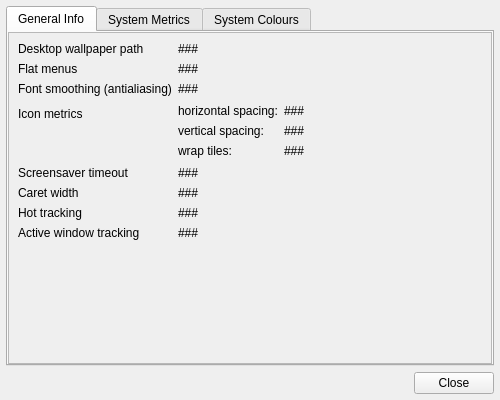
Before: the Qt Designer form src/ui/forms/SystemInfoViewer.ui in WindowDetective/WindowDetective, drawn with Qt 5.
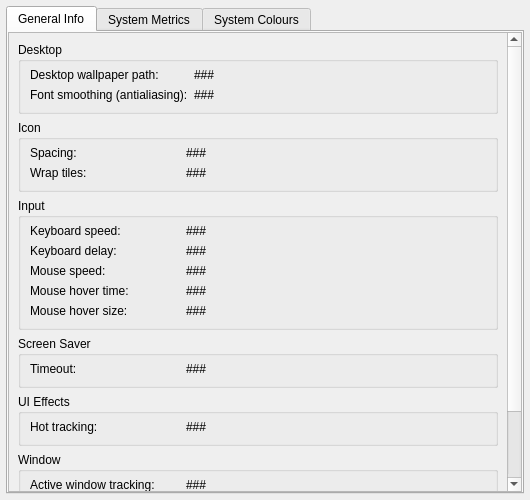
After: the same form once the commit is applied.

Commit message: Window Detective 3.4.0

The edit to the form file:
```diff
--- a/src/ui/forms/SystemInfoViewer.ui
+++ b/src/ui/forms/SystemInfoViewer.ui
@@ -6,8 +6,8 @@
    <rect>
     <x>0</x>
     <y>0</y>
-    <width>500</width>
-    <height>400</height>
+    <width>530</width>
+    <height>500</height>
    </rect>
   </property>
   <property name="windowTitle">
@@ -46,18 +46,27 @@
            <rect>
             <x>0</x>
             <y>0</y>
-            <width>480</width>
-            <height>331</height>
+            <width>493</width>
+            <height>485</height>
            </rect>
           </property>
-          <layout class="QFormLayout" name="generalInfoLayout">
-           <property name="fieldGrowthPolicy">
-            <enum>QFormLayout::AllNonFixedFieldsGrow</enum>
+          <layout class="QVBoxLayout" name="verticalLayout_5">
+           <item>
+            <widget class="QGroupBox" name="groupBox_1">
+             <property name="title">
+              <string>Desktop</string>
+             </property>
+             <layout class="QGridLayout" name="gridLayout_7" columnstretch="1,2">
+              <property name="topMargin">
+               <number>6</number>
            </property>
            <item row="0" column="0">
             <widget class="QLabel" name="infoLabel1">
              <property name="text">
-              <string>Desktop wallpaper path</string>
+                 <string>Desktop wallpaper path:</string>
+                </property>
+                <property name="alignment">
+                 <set>Qt::AlignLeading|Qt::AlignLeft|Qt::AlignTop</set>
              </property>
             </widget>
            </item>
@@ -72,77 +81,22 @@
              <property name="textFormat">
               <enum>Qt::PlainText</enum>
              </property>
+                <property name="wordWrap">
+                 <bool>true</bool>
+                </property>
              <property name="textInteractionFlags">
               <set>Qt::LinksAccessibleByKeyboard|Qt::LinksAccessibleByMouse|Qt::TextBrowserInteraction|Qt::TextSelectableByKeyboard|Qt::TextSelectableByMouse</set>
              </property>
             </widget>
            </item>
            <item row="1" column="0">
-            <widget class="QLabel" name="infoLabel2">
-             <property name="text">
-              <string>Flat menus</string>
-             </property>
-            </widget>
-           </item>
-           <item row="1" column="1">
-            <widget class="QLabel" name="flatMenusLabel">
-             <property name="cursor">
-              <cursorShape>IBeamCursor</cursorShape>
-             </property>
-             <property name="text">
-              <string>###</string>
-             </property>
-             <property name="textFormat">
-              <enum>Qt::PlainText</enum>
-             </property>
-             <property name="textInteractionFlags">
-              <set>Qt::LinksAccessibleByKeyboard|Qt::LinksAccessibleByMouse|Qt::TextBrowserInteraction|Qt::TextSelectableByKeyboard|Qt::TextSelectableByMouse</set>
-             </property>
-            </widget>
-           </item>
-           <item row="2" column="0">
             <widget class="QLabel" name="infoLabel3">
              <property name="text">
-              <string>Font smoothing (antialiasing)</string>
+                 <string>Font smoothing (antialiasing):</string>
              </property>
             </widget>
            </item>
-           <item row="4" column="0">
-            <widget class="QLabel" name="infoLabel4">
-             <property name="text">
-              <string>Icon metrics</string>
-             </property>
-            </widget>
-           </item>
-           <item row="5" column="0">
-            <widget class="QLabel" name="infoLabel5">
-             <property name="text">
-              <string>Screensaver timeout</string>
-             </property>
-            </widget>
-           </item>
-           <item row="6" column="0">
-            <widget class="QLabel" name="infoLabel6">
-             <property name="text">
-              <string>Caret width</string>
-             </property>
-            </widget>
-           </item>
-           <item row="7" column="0">
-            <widget class="QLabel" name="infoLabel7">
-             <property name="text">
-              <string>Hot tracking</string>
-             </property>
-            </widget>
-           </item>
-           <item row="8" column="0">
-            <widget class="QLabel" name="infoLabel8">
-             <property name="text">
-              <string>Active window tracking</string>
-             </property>
-            </widget>
-           </item>
-           <item row="2" column="1">
+              <item row="1" column="1">
             <widget class="QLabel" name="fontSmoothingLabel">
              <property name="cursor">
               <cursorShape>IBeamCursor</cursorShape>
@@ -158,91 +112,49 @@
              </property>
             </widget>
            </item>
-           <item row="5" column="1">
-            <widget class="QLabel" name="screensaverTimeoutLabel">
-             <property name="cursor">
-              <cursorShape>IBeamCursor</cursorShape>
-             </property>
-             <property name="text">
-              <string>###</string>
-             </property>
-             <property name="textFormat">
-              <enum>Qt::PlainText</enum>
-             </property>
-             <property name="textInteractionFlags">
-              <set>Qt::LinksAccessibleByKeyboard|Qt::LinksAccessibleByMouse|Qt::TextBrowserInteraction|Qt::TextSelectableByKeyboard|Qt::TextSelectableByMouse</set>
-             </property>
+             </layout>
             </widget>
            </item>
-           <item row="4" column="1">
-            <widget class="QWidget" name="iconMetricsContainer" native="true">
-             <layout class="QFormLayout" name="formLayout">
-              <property name="leftMargin">
-               <number>0</number>
-              </property>
+           <item>
+            <widget class="QGroupBox" name="groupBox_2">
+             <property name="title">
+              <string>Icon</string>
+             </property>
+             <layout class="QGridLayout" name="gridLayout" columnstretch="1,2">
               <property name="topMargin">
-               <number>2</number>
-              </property>
-              <property name="rightMargin">
-               <number>0</number>
-              </property>
-              <property name="bottomMargin">
-               <number>2</number>
+               <number>6</number>
               </property>
               <item row="0" column="0">
                <widget class="QLabel" name="iconLabel1">
                 <property name="text">
-                 <string>horizontal spacing:</string>
+                 <string>Spacing:</string>
                 </property>
                </widget>
               </item>
-              <item row="1" column="0">
-               <widget class="QLabel" name="iconLabel2">
+              <item row="0" column="1">
+               <widget class="QLabel" name="iconSpacingLabel">
+                <property name="cursor">
+                 <cursorShape>IBeamCursor</cursorShape>
+                </property>
                 <property name="text">
-                 <string>vertical spacing:</string>
+                 <string>###</string>
+                </property>
+                <property name="textFormat">
+                 <enum>Qt::PlainText</enum>
+                </property>
+                <property name="textInteractionFlags">
+                 <set>Qt::LinksAccessibleByKeyboard|Qt::LinksAccessibleByMouse|Qt::TextBrowserInteraction|Qt::TextSelectableByKeyboard|Qt::TextSelectableByMouse</set>
                 </property>
                </widget>
               </item>
-              <item row="2" column="0">
+              <item row="1" column="0">
                <widget class="QLabel" name="iconLabel3">
                 <property name="text">
-                 <string>wrap tiles:</string>
-                </property>
-               </widget>
-              </item>
-              <item row="0" column="1">
-               <widget class="QLabel" name="iconHorzSpacingLabel">
-                <property name="cursor">
-                 <cursorShape>IBeamCursor</cursorShape>
-                </property>
-                <property name="text">
-                 <string>###</string>
-                </property>
-                <property name="textFormat">
-                 <enum>Qt::PlainText</enum>
-                </property>
-                <property name="textInteractionFlags">
-                 <set>Qt::LinksAccessibleByKeyboard|Qt::LinksAccessibleByMouse|Qt::TextBrowserInteraction|Qt::TextSelectableByKeyboard|Qt::TextSelectableByMouse</set>
+                 <string>Wrap tiles:</string>
                 </property>
                </widget>
               </item>
               <item row="1" column="1">
-               <widget class="QLabel" name="iconVertSpacingLabel">
-                <property name="cursor">
-                 <cursorShape>IBeamCursor</cursorShape>
-                </property>
-                <property name="text">
-                 <string>###</string>
-                </property>
-                <property name="textFormat">
-                 <enum>Qt::PlainText</enum>
-                </property>
-                <property name="textInteractionFlags">
-                 <set>Qt::LinksAccessibleByKeyboard|Qt::LinksAccessibleByMouse|Qt::TextBrowserInteraction|Qt::TextSelectableByKeyboard|Qt::TextSelectableByMouse</set>
-                </property>
-               </widget>
-              </item>
-              <item row="2" column="1">
                <widget class="QLabel" name="iconWrapLabel">
                 <property name="cursor">
                  <cursorShape>IBeamCursor</cursorShape>
@@ -261,8 +173,168 @@
              </layout>
             </widget>
            </item>
-           <item row="6" column="1">
-            <widget class="QLabel" name="caretWidthLabel">
+           <item>
+            <widget class="QGroupBox" name="groupBox_3">
+             <property name="title">
+              <string>Input</string>
+             </property>
+             <layout class="QGridLayout" name="gridLayout_2" columnstretch="1,2">
+              <property name="topMargin">
+               <number>6</number>
+              </property>
+              <item row="3" column="0">
+               <widget class="QLabel" name="label_2">
+                <property name="whatsThis">
+                 <string>Time, in milliseconds, that the mouse pointer has to stay in the hover rectangle for TrackMouseEvent to generate a WM_MOUSEHOVER message.</string>
+                </property>
+                <property name="text">
+                 <string>Mouse hover time:</string>
+                </property>
+               </widget>
+              </item>
+              <item row="3" column="1">
+               <widget class="QLabel" name="mouseHoverTimeLabel">
+                <property name="cursor">
+                 <cursorShape>IBeamCursor</cursorShape>
+                </property>
+                <property name="whatsThis">
+                 <string>Time, in milliseconds, that the mouse pointer has to stay in the hover rectangle for TrackMouseEvent to generate a WM_MOUSEHOVER message.</string>
+                </property>
+                <property name="text">
+                 <string>###</string>
+                </property>
+                <property name="textInteractionFlags">
+                 <set>Qt::LinksAccessibleByKeyboard|Qt::LinksAccessibleByMouse|Qt::TextBrowserInteraction|Qt::TextSelectableByKeyboard|Qt::TextSelectableByMouse</set>
+                </property>
+               </widget>
+              </item>
+              <item row="4" column="0">
+               <widget class="QLabel" name="label_3">
+                <property name="whatsThis">
+                 <string>Width and height, in pixels, of the rectangle within which the mouse pointer has to stay for TrackMouseEvent to generate a WM_MOUSEHOVER message.</string>
+                </property>
+                <property name="text">
+                 <string>Mouse hover size:</string>
+                </property>
+               </widget>
+              </item>
+              <item row="4" column="1">
+               <widget class="QLabel" name="mouseHoverSizeLabel">
+                <property name="cursor">
+                 <cursorShape>IBeamCursor</cursorShape>
+                </property>
+                <property name="whatsThis">
+                 <string>Width and height, in pixels, of the rectangle within which the mouse pointer has to stay for TrackMouseEvent to generate a WM_MOUSEHOVER message.</string>
+                </property>
+                <property name="text">
+                 <string>###</string>
+                </property>
+                <property name="textInteractionFlags">
+                 <set>Qt::LinksAccessibleByKeyboard|Qt::LinksAccessibleByMouse|Qt::TextBrowserInteraction|Qt::TextSelectableByKeyboard|Qt::TextSelectableByMouse</set>
+                </property>
+               </widget>
+              </item>
+              <item row="2" column="0">
+               <widget class="QLabel" name="label_4">
+                <property name="whatsThis">
+                 <string>Current mouse speed.
+The mouse speed determines how far the pointer will move based on the distance the mouse moves. Value ranges between 1 (slowest) and 20 (fastest), with 10 being the default.</string>
+                </property>
+                <property name="text">
+                 <string>Mouse speed:</string>
+                </property>
+               </widget>
+              </item>
+              <item row="2" column="1">
+               <widget class="QLabel" name="mouseSpeedLabel">
+                <property name="cursor">
+                 <cursorShape>IBeamCursor</cursorShape>
+                </property>
+                <property name="whatsThis">
+                 <string>Current mouse speed.
+The mouse speed determines how far the pointer will move based on the distance the mouse moves. Value ranges between 1 (slowest) and 20 (fastest), with 10 being the default.</string>
+                </property>
+                <property name="text">
+                 <string>###</string>
+                </property>
+                <property name="textInteractionFlags">
+                 <set>Qt::LinksAccessibleByKeyboard|Qt::LinksAccessibleByMouse|Qt::TextBrowserInteraction|Qt::TextSelectableByKeyboard|Qt::TextSelectableByMouse</set>
+                </property>
+               </widget>
+              </item>
+              <item row="0" column="0">
+               <widget class="QLabel" name="label_5">
+                <property name="whatsThis">
+                 <string>Keyboard repeat-speed setting, which is a value in the range from 0 (approximately 2.5 repetitions per second) through 31 (approximately 30 repetitions per second). The actual repeat rates are hardware-dependent and may vary from a linear scale by as much as 20%.</string>
+                </property>
+                <property name="text">
+                 <string>Keyboard speed:</string>
+                </property>
+               </widget>
+              </item>
+              <item row="1" column="0">
+               <widget class="QLabel" name="label_6">
+                <property name="whatsThis">
+                 <string>Keyboard repeat-delay setting, which is a value in the range from 0 (approximately 250 ms delay) through 3 (approximately 1 second delay). The actual delay associated with each value may vary depending on the hardware.</string>
+                </property>
+                <property name="text">
+                 <string>Keyboard delay:</string>
+                </property>
+               </widget>
+              </item>
+              <item row="0" column="1">
+               <widget class="QLabel" name="keyboardSpeedLabel">
+                <property name="cursor">
+                 <cursorShape>IBeamCursor</cursorShape>
+                </property>
+                <property name="whatsThis">
+                 <string>Keyboard repeat-speed setting, which is a value in the range from 0 (approximately 2.5 repetitions per second) through 31 (approximately 30 repetitions per second). The actual repeat rates are hardware-dependent and may vary from a linear scale by as much as 20%.</string>
+                </property>
+                <property name="text">
+                 <string>###</string>
+                </property>
+                <property name="textInteractionFlags">
+                 <set>Qt::LinksAccessibleByKeyboard|Qt::LinksAccessibleByMouse|Qt::TextBrowserInteraction|Qt::TextSelectableByKeyboard|Qt::TextSelectableByMouse</set>
+                </property>
+               </widget>
+              </item>
+              <item row="1" column="1">
+               <widget class="QLabel" name="keyboardDelayLabel">
+                <property name="cursor">
+                 <cursorShape>IBeamCursor</cursorShape>
+                </property>
+                <property name="whatsThis">
+                 <string>Keyboard repeat-delay setting, which is a value in the range from 0 (approximately 250 ms delay) through 3 (approximately 1 second delay). The actual delay associated with each value may vary depending on the hardware.</string>
+                </property>
+                <property name="text">
+                 <string>###</string>
+                </property>
+                <property name="textInteractionFlags">
+                 <set>Qt::LinksAccessibleByKeyboard|Qt::LinksAccessibleByMouse|Qt::TextBrowserInteraction|Qt::TextSelectableByKeyboard|Qt::TextSelectableByMouse</set>
+                </property>
+               </widget>
+              </item>
+             </layout>
+            </widget>
+           </item>
+           <item>
+            <widget class="QGroupBox" name="groupBox_4">
+             <property name="title">
+              <string>Screen Saver</string>
+             </property>
+             <layout class="QGridLayout" name="gridLayout_6" columnstretch="1,2">
+              <property name="topMargin">
+               <number>6</number>
+              </property>
+              <item row="0" column="0">
+               <widget class="QLabel" name="infoLabel5">
+                <property name="text">
+                 <string>Timeout:</string>
+                </property>
+               </widget>
+              </item>
+              <item row="0" column="1">
+               <widget class="QLabel" name="screensaverTimeoutLabel">
              <property name="cursor">
               <cursorShape>IBeamCursor</cursorShape>
              </property>
@@ -277,7 +349,19 @@
              </property>
             </widget>
            </item>
-           <item row="7" column="1">
+             </layout>
+            </widget>
+           </item>
+           <item>
+            <widget class="QGroupBox" name="groupBox_5">
+             <property name="title">
+              <string>UI Effects</string>
+             </property>
+             <layout class="QGridLayout" name="gridLayout_5" columnstretch="1,2">
+              <property name="topMargin">
+               <number>6</number>
+              </property>
+              <item row="1" column="1">
             <widget class="QLabel" name="hotTrackingLabel">
              <property name="cursor">
               <cursorShape>IBeamCursor</cursorShape>
@@ -293,7 +377,57 @@
              </property>
             </widget>
            </item>
-           <item row="8" column="1">
+              <item row="1" column="0">
+               <widget class="QLabel" name="infoLabel7">
+                <property name="whatsThis">
+                 <string>Determines whether hot tracking of user-interface elements, such as menu names on menu bars, is enabled.
+
+Hot tracking means that when the cursor moves over an item, it is highlighted but not selected.</string>
+                </property>
+                <property name="text">
+                 <string>Hot tracking:</string>
+                </property>
+               </widget>
+              </item>
+             </layout>
+            </widget>
+           </item>
+           <item>
+            <widget class="QGroupBox" name="groupBox_6">
+             <property name="title">
+              <string>Window</string>
+             </property>
+             <layout class="QGridLayout" name="gridLayout_4" columnstretch="1,2">
+              <property name="topMargin">
+               <number>6</number>
+              </property>
+              <item row="0" column="0">
+               <widget class="QLabel" name="infoLabel8">
+                <property name="whatsThis">
+                 <string>Whether active window tracking (activating the window the mouse is on) is on or off.</string>
+                </property>
+                <property name="text">
+                 <string>Active window tracking:</string>
+                </property>
+               </widget>
+              </item>
+              <item row="1" column="1">
+               <widget class="QLabel" name="caretWidthLabel">
+                <property name="cursor">
+                 <cursorShape>IBeamCursor</cursorShape>
+                </property>
+                <property name="text">
+                 <string>###</string>
+                </property>
+                <property name="textFormat">
+                 <enum>Qt::PlainText</enum>
+                </property>
+                <property name="textInteractionFlags">
+                 <set>Qt::LinksAccessibleByKeyboard|Qt::LinksAccessibleByMouse|Qt::TextBrowserInteraction|Qt::TextSelectableByKeyboard|Qt::TextSelectableByMouse</set>
+                </property>
+               </widget>
+              </item>
+              <item row="0" column="1">
             <widget class="QLabel" name="windowTrackingLabel">
              <property name="cursor">
               <cursorShape>IBeamCursor</cursorShape>
@@ -308,6 +442,29 @@
               <set>Qt::LinksAccessibleByKeyboard|Qt::LinksAccessibleByMouse|Qt::TextBrowserInteraction|Qt::TextSelectableByKeyboard|Qt::TextSelectableByMouse</set>
              </property>
             </widget>
+              </item>
+              <item row="1" column="0">
+               <widget class="QLabel" name="infoLabel6">
+                <property name="text">
+                 <string>Caret width:</string>
+                </property>
+               </widget>
+              </item>
+             </layout>
+            </widget>
+           </item>
+           <item>
+            <spacer name="verticalSpacer">
+             <property name="orientation">
+              <enum>Qt::Vertical</enum>
+             </property>
+             <property name="sizeHint" stdset="0">
+              <size>
+               <width>20</width>
+               <height>40</height>
+              </size>
+             </property>
+            </spacer>
            </item>
           </layout>
          </widget>
@@ -517,16 +674,6 @@
      </widget>
     </widget>
    </item>
-   <item>
-    <widget class="QDialogButtonBox" name="dialogButtons">
-     <property name="orientation">
-      <enum>Qt::Horizontal</enum>
-     </property>
-     <property name="standardButtons">
-      <set>QDialogButtonBox::Close</set>
-     </property>
-    </widget>
-   </item>
   </layout>
  </widget>
  <tabstops>
```
Left out of the diff: 125 changed lines with no effect on the pictures. Lines whose indentation alone changed are shown as unchanged. The commit also changes 47 other files.
